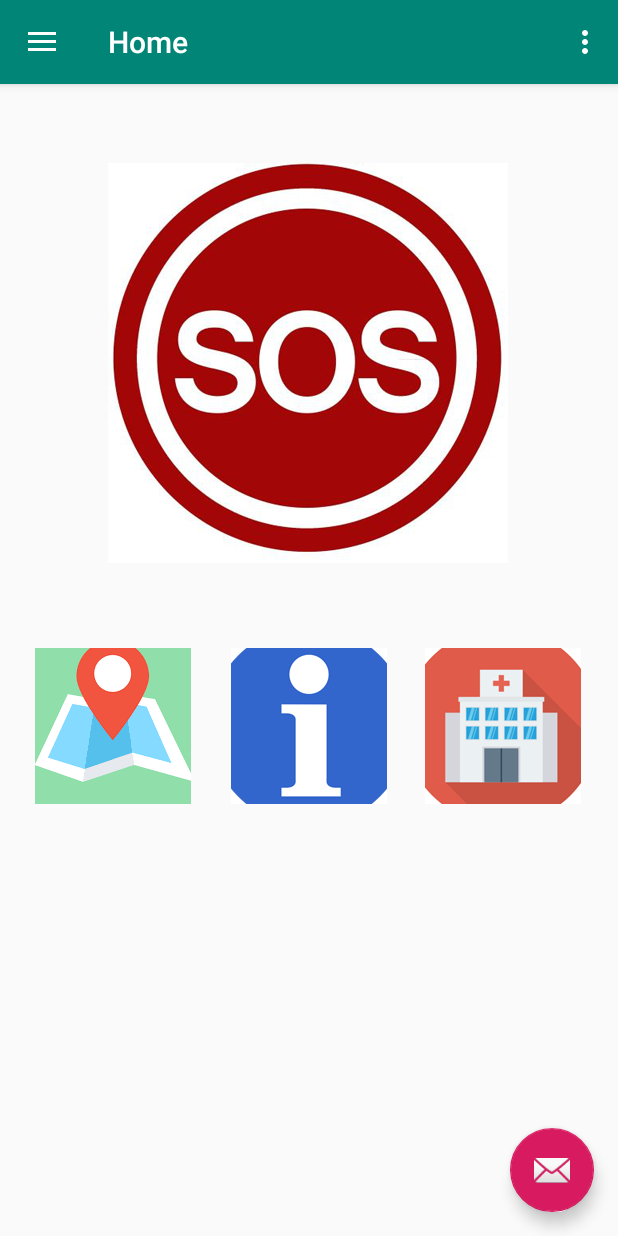
After one commit to ztangaj/Vegeken, an Android app: the SOSActivity screen opened directly, with no data from a screen before it, on a phone screen of 412 x 824 dp. The commit adds this screen. Run offline under Robolectric (Android 15) with nearby library versions, the phone set to English and light mode, and no system bars; our stand-ins replace navigation-ui.

Commit message:
add sos by pzx

```diff
--- a/app/build.gradle
+++ b/app/build.gradle
@@ -26,6 +26,7 @@ dependencies {
     implementation 'androidx.navigation:navigation-fragment:2.0.0'
     implementation 'androidx.navigation:navigation-ui:2.0.0'
     implementation 'androidx.lifecycle:lifecycle-extensions:2.0.0'
+    implementation 'androidx.legacy:legacy-support-v4:1.0.0'
     testImplementation 'junit:junit:4.12'
     androidTestImplementation 'androidx.test.ext:junit:1.1.0'
     androidTestImplementation 'androidx.test.espresso:espresso-core:3.1.1'
--- a/app/src/main/AndroidManifest.xml
+++ b/app/src/main/AndroidManifest.xml
@@ -9,6 +9,10 @@
         android:roundIcon="@mipmap/ic_launcher_round"
         android:supportsRtl="true"
         android:theme="@style/AppTheme">
+        <activity
+            android:name=".SOSActivity"
+            android:label="@string/title_activity_sos"
+            android:theme="@style/AppTheme.NoActionBar"></activity>
         <activity
             android:name=".MainActivity"
             android:label="@string/app_name"
--- /dev/null
+++ b/app/src/main/java/com/example/vegeken/SOSActivity.java
@@ -0,0 +1,69 @@
+package com.example.vegeken;
+
+import android.os.Bundle;
+
+import com.google.android.material.floatingactionbutton.FloatingActionButton;
+import com.google.android.material.snackbar.Snackbar;
+
+import android.view.View;
+
+import androidx.navigation.NavController;
+import androidx.navigation.Navigation;
+import androidx.navigation.ui.AppBarConfiguration;
+import androidx.navigation.ui.NavigationUI;
+
+import com.google.android.material.navigation.NavigationView;
+
+import androidx.drawerlayout.widget.DrawerLayout;
+
+import androidx.appcompat.app.AppCompatActivity;
+import androidx.appcompat.widget.Toolbar;
+
+import android.view.Menu;
+
+public class SOSActivity extends AppCompatActivity {
+
+    private AppBarConfiguration mAppBarConfiguration;
+
+    @Override
+    protected void onCreate(Bundle savedInstanceState) {
+        super.onCreate(savedInstanceState);
+        setContentView(R.layout.activity_sos);
+        Toolbar toolbar = findViewById(R.id.toolbar);
+        setSupportActionBar(toolbar);
+        FloatingActionButton fab = findViewById(R.id.fab);
+        fab.setOnClickListener(new View.OnClickListener() {
+            @Override
+            public void onClick(View view) {
+                Snackbar.make(view, "Replace with your own action", Snackbar.LENGTH_LONG)
+                        .setAction("Action", null).show();
+            }
+        });
+        DrawerLayout drawer = findViewById(R.id.drawer_layout);
+        NavigationView navigationView = findViewById(R.id.nav_view);
+        // Passing each menu ID as a set of Ids because each
+        // menu should be considered as top level destinations.
+        mAppBarConfiguration = new AppBarConfiguration.Builder(
+                R.id.nav_home, R.id.nav_gallery, R.id.nav_slideshow,
+                R.id.nav_tools, R.id.nav_share, R.id.nav_send)
+                .setDrawerLayout(drawer)
+                .build();
+        NavController navController = Navigation.findNavController(this, R.id.nav_host_fragment);
+        NavigationUI.setupActionBarWithNavController(this, navController, mAppBarConfiguration);
+        NavigationUI.setupWithNavController(navigationView, navController);
+    }
+
+    @Override
+    public boolean onCreateOptionsMenu(Menu menu) {
+        // Inflate the menu; this adds items to the action bar if it is present.
+        getMenuInflater().inflate(R.menu.so, menu);
+        return true;
+    }
+
+    @Override
+    public boolean onSupportNavigateUp() {
+        NavController navController = Navigation.findNavController(this, R.id.nav_host_fragment);
+        return NavigationUI.navigateUp(navController, mAppBarConfiguration)
+                || super.onSupportNavigateUp();
+    }
+}
--- /dev/null
+++ b/app/src/main/res/layout/activity_sos.xml
@@ -0,0 +1,25 @@
+<?xml version="1.0" encoding="utf-8"?>
+<androidx.drawerlayout.widget.DrawerLayout xmlns:android="http://schemas.android.com/apk/res/android"
+    xmlns:app="http://schemas.android.com/apk/res-auto"
+    xmlns:tools="http://schemas.android.com/tools"
+    android:id="@+id/drawer_layout"
+    android:layout_width="match_parent"
+    android:layout_height="match_parent"
+    android:fitsSystemWindows="true"
+    tools:openDrawer="start">
+
+    <include
+        layout="@layout/app_bar_sos"
+        android:layout_width="match_parent"
+        android:layout_height="match_parent" />
+
+    <com.google.android.material.navigation.NavigationView
+        android:id="@+id/nav_view"
+        android:layout_width="wrap_content"
+        android:layout_height="match_parent"
+        android:layout_gravity="start"
+        android:fitsSystemWindows="true"
+        app:headerLayout="@layout/nav_header_sos"
+        app:menu="@menu/activity_sos_drawer" />
+
+</androidx.drawerlayout.widget.DrawerLayout>
--- /dev/null
+++ b/app/src/main/res/layout/app_bar_sos.xml
@@ -0,0 +1,33 @@
+<?xml version="1.0" encoding="utf-8"?>
+<androidx.coordinatorlayout.widget.CoordinatorLayout xmlns:android="http://schemas.android.com/apk/res/android"
+    xmlns:app="http://schemas.android.com/apk/res-auto"
+    xmlns:tools="http://schemas.android.com/tools"
+    android:layout_width="match_parent"
+    android:layout_height="match_parent"
+    tools:context=".SOSActivity">
+
+    <com.google.android.material.appbar.AppBarLayout
+        android:layout_width="match_parent"
+        android:layout_height="wrap_content"
+        android:theme="@style/AppTheme.AppBarOverlay">
+
+        <androidx.appcompat.widget.Toolbar
+            android:id="@+id/toolbar"
+            android:layout_width="match_parent"
+            android:layout_height="?attr/actionBarSize"
+            android:background="?attr/colorPrimary"
+            app:popupTheme="@style/AppTheme.PopupOverlay" />
+
+    </com.google.android.material.appbar.AppBarLayout>
+
+    <include layout="@layout/content_sos" />
+
+    <com.google.android.material.floatingactionbutton.FloatingActionButton
+        android:id="@+id/fab"
+        android:layout_width="wrap_content"
+        android:layout_height="wrap_content"
+        android:layout_gravity="bottom|end"
+        android:layout_margin="@dimen/fab_margin"
+        app:srcCompat="@android:drawable/ic_dialog_email" />
+
+</androidx.coordinatorlayout.widget.CoordinatorLayout>
--- /dev/null
+++ b/app/src/main/res/layout/content_sos.xml
@@ -0,0 +1,20 @@
+<?xml version="1.0" encoding="utf-8"?>
+<androidx.constraintlayout.widget.ConstraintLayout xmlns:android="http://schemas.android.com/apk/res/android"
+    xmlns:app="http://schemas.android.com/apk/res-auto"
+    xmlns:tools="http://schemas.android.com/tools"
+    android:layout_width="match_parent"
+    android:layout_height="match_parent"
+    app:layout_behavior="@string/appbar_scrolling_view_behavior"
+    tools:showIn="@layout/app_bar_main">
+
+    <fragment
+        android:id="@+id/nav_host_fragment"
+        android:name="androidx.navigation.fragment.NavHostFragment"
+        android:layout_width="match_parent"
+        android:layout_height="match_parent"
+        app:defaultNavHost="true"
+        app:layout_constraintLeft_toLeftOf="parent"
+        app:layout_constraintRight_toRightOf="parent"
+        app:layout_constraintTop_toTopOf="parent"
+        app:navGraph="@navigation/mobile_navigation" />
+</androidx.constraintlayout.widget.ConstraintLayout>
--- /dev/null
+++ b/app/src/main/res/layout/nav_header_sos.xml
@@ -0,0 +1,36 @@
+<?xml version="1.0" encoding="utf-8"?>
+<LinearLayout xmlns:android="http://schemas.android.com/apk/res/android"
+    xmlns:app="http://schemas.android.com/apk/res-auto"
+    android:layout_width="match_parent"
+    android:layout_height="@dimen/nav_header_height"
+    android:background="@drawable/side_nav_bar"
+    android:gravity="bottom"
+    android:orientation="vertical"
+    android:paddingLeft="@dimen/activity_horizontal_margin"
+    android:paddingTop="@dimen/activity_vertical_margin"
+    android:paddingRight="@dimen/activity_horizontal_margin"
+    android:paddingBottom="@dimen/activity_vertical_margin"
+    android:theme="@style/ThemeOverlay.AppCompat.Dark">
+
+    <ImageView
+        android:id="@+id/imageView"
+        android:layout_width="wrap_content"
+        android:layout_height="wrap_content"
+        android:contentDescription="@string/nav_header_desc"
+        android:paddingTop="@dimen/nav_header_vertical_spacing"
+        app:srcCompat="@mipmap/ic_launcher_round" />
+
+    <TextView
+        android:layout_width="match_parent"
+        android:layout_height="wrap_content"
+        android:paddingTop="@dimen/nav_header_vertical_spacing"
+        android:text="@string/nav_header_title"
+        android:textAppearance="@style/TextAppearance.AppCompat.Body1" />
+
+    <TextView
+        android:id="@+id/textView"
+        android:layout_width="wrap_content"
+        android:layout_height="wrap_content"
+        android:text="@string/nav_header_subtitle" />
+
+</LinearLayout>
--- /dev/null
+++ b/app/src/main/res/menu/activity_sos_drawer.xml
@@ -0,0 +1,38 @@
+<?xml version="1.0" encoding="utf-8"?>
+<menu xmlns:android="http://schemas.android.com/apk/res/android"
+    xmlns:tools="http://schemas.android.com/tools"
+    tools:showIn="navigation_view">
+
+    <group android:checkableBehavior="single">
+        <item
+            android:id="@+id/nav_home"
+            android:icon="@drawable/ic_menu_camera"
+            android:title="@string/menu_home" />
+        <item
+            android:id="@+id/nav_gallery"
+            android:icon="@drawable/ic_menu_gallery"
+            android:title="@string/menu_gallery" />
+        <item
+            android:id="@+id/nav_slideshow"
+            android:icon="@drawable/ic_menu_slideshow"
+            android:title="@string/menu_slideshow" />
+        <item
+            android:id="@+id/nav_tools"
+            android:icon="@drawable/ic_menu_manage"
+            android:title="@string/menu_tools" />
+    </group>
+
+    <item android:title="Communicate">
+        <menu>
+            <item
+                android:id="@+id/nav_share"
+                android:icon="@drawable/ic_menu_share"
+                android:title="@string/menu_share" />
+            <item
+                android:id="@+id/nav_send"
+                android:icon="@drawable/ic_menu_send"
+                android:title="@string/menu_send" />
+        </menu>
+    </item>
+
+</menu>
--- /dev/null
+++ b/app/src/main/res/menu/so.xml
@@ -0,0 +1,9 @@
+<?xml version="1.0" encoding="utf-8"?>
+<menu xmlns:android="http://schemas.android.com/apk/res/android"
+    xmlns:app="http://schemas.android.com/apk/res-auto">
+    <item
+        android:id="@+id/action_settings"
+        android:orderInCategory="100"
+        android:title="@string/action_settings"
+        app:showAsAction="never" />
+</menu>
--- a/app/src/main/res/values/strings.xml
+++ b/app/src/main/res/values/strings.xml
@@ -13,4 +13,5 @@
     <string name="menu_tools">Tools</string>
     <string name="menu_share">Share</string>
     <string name="menu_send">Send</string>
+    <string name="title_activity_sos">SOSActivity</string>
 </resources>
```
